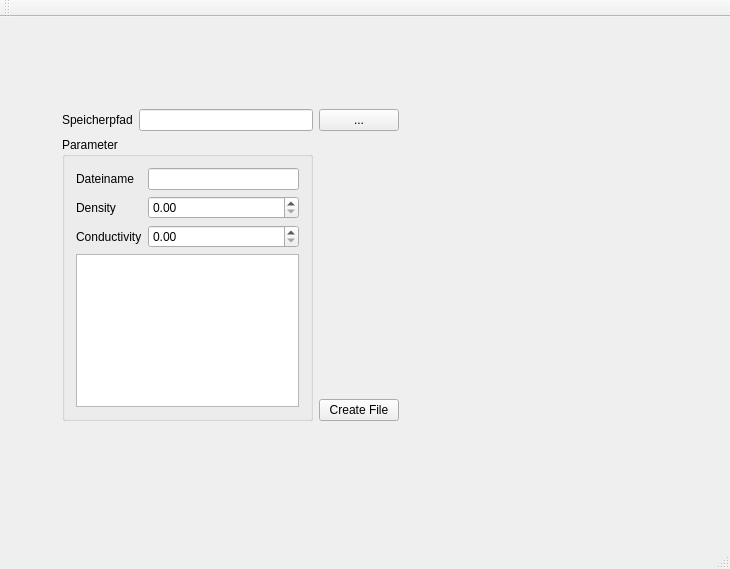
Above: PCMMaterialGenerator/src/MainWindow.ui from Arombolosh/PCMMaterialGenerator before the change. Below: the same form after it.
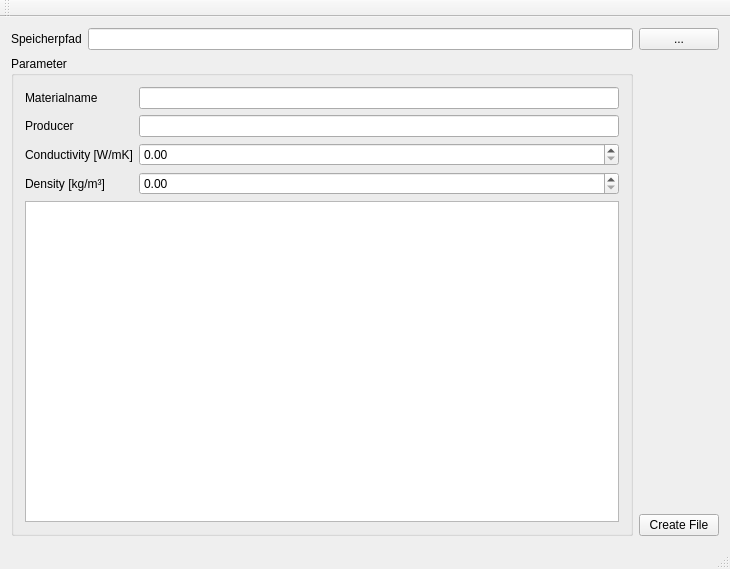
That is the form after the change.

The edit to the form file:
```diff
--- a/PCMMaterialGenerator/src/MainWindow.ui
+++ b/PCMMaterialGenerator/src/MainWindow.ui
@@ -14,15 +14,6 @@
    <string>MainWindow</string>
   </property>
   <widget class="QWidget" name="centralWidget">
-   <widget class="QWidget" name="">
-    <property name="geometry">
-     <rect>
-      <x>51</x>
-      <y>81</y>
-      <width>359</width>
-      <height>334</height>
-     </rect>
-    </property>
     <layout class="QGridLayout" name="gridLayout_2">
      <item row="0" column="0">
       <widget class="QLabel" name="label">
@@ -47,39 +38,49 @@
         <string>Parameter</string>
        </property>
        <layout class="QGridLayout" name="gridLayout">
+       <item row="2" column="0">
+        <widget class="QLabel" name="label_3">
+         <property name="text">
+          <string>Conductivity [W/mK]</string>
+         </property>
+        </widget>
+       </item>
+       <item row="4" column="0" colspan="2">
+        <widget class="QTableWidget" name="tableWidget"/>
+       </item>
         <item row="0" column="0">
          <widget class="QLabel" name="label_4">
           <property name="text">
-           <string>Dateiname</string>
+          <string>Materialname</string>
           </property>
          </widget>
         </item>
         <item row="0" column="1">
          <widget class="QLineEdit" name="lineEdit_Filename"/>
         </item>
-        <item row="1" column="0">
+       <item row="3" column="0">
          <widget class="QLabel" name="label_2">
           <property name="text">
-           <string>Density</string>
+          <string>Density [kg/m³]</string>
+         </property>
+        </widget>
+       </item>
+       <item row="1" column="0">
+        <widget class="QLabel" name="label_5">
+         <property name="text">
+          <string>Producer</string>
           </property>
          </widget>
         </item>
         <item row="1" column="1">
+        <widget class="QLineEdit" name="lineEdit_Producer"/>
+       </item>
+       <item row="3" column="1">
          <widget class="QDoubleSpinBox" name="doubleSpinBox_Rho"/>
         </item>
-        <item row="2" column="0">
-         <widget class="QLabel" name="label_3">
-          <property name="text">
-           <string>Conductivity</string>
-          </property>
-         </widget>
-        </item>
         <item row="2" column="1">
          <widget class="QDoubleSpinBox" name="doubleSpinBox_Lambda"/>
         </item>
-        <item row="3" column="0" colspan="2">
-         <widget class="QTableWidget" name="tableWidget"/>
-        </item>
        </layout>
       </widget>
      </item>
@@ -91,7 +92,7 @@
        <property name="sizeHint" stdset="0">
         <size>
          <width>20</width>
-         <height>40</height>
+        <height>435</height>
         </size>
        </property>
       </spacer>
@@ -105,14 +106,13 @@
      </item>
     </layout>
    </widget>
-  </widget>
   <widget class="QMenuBar" name="menuBar">
    <property name="geometry">
     <rect>
      <x>0</x>
      <y>0</y>
      <width>730</width>
-     <height>21</height>
+     <height>22</height>
     </rect>
    </property>
   </widget>
```
Lines whose indentation alone changed are shown as unchanged.
